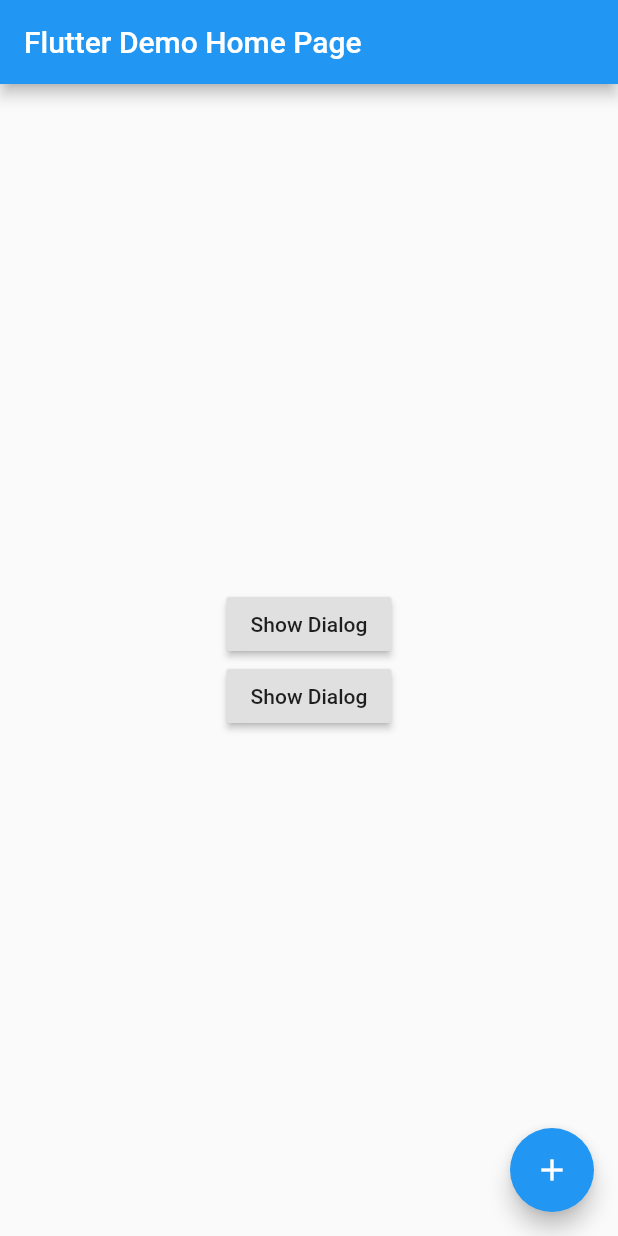
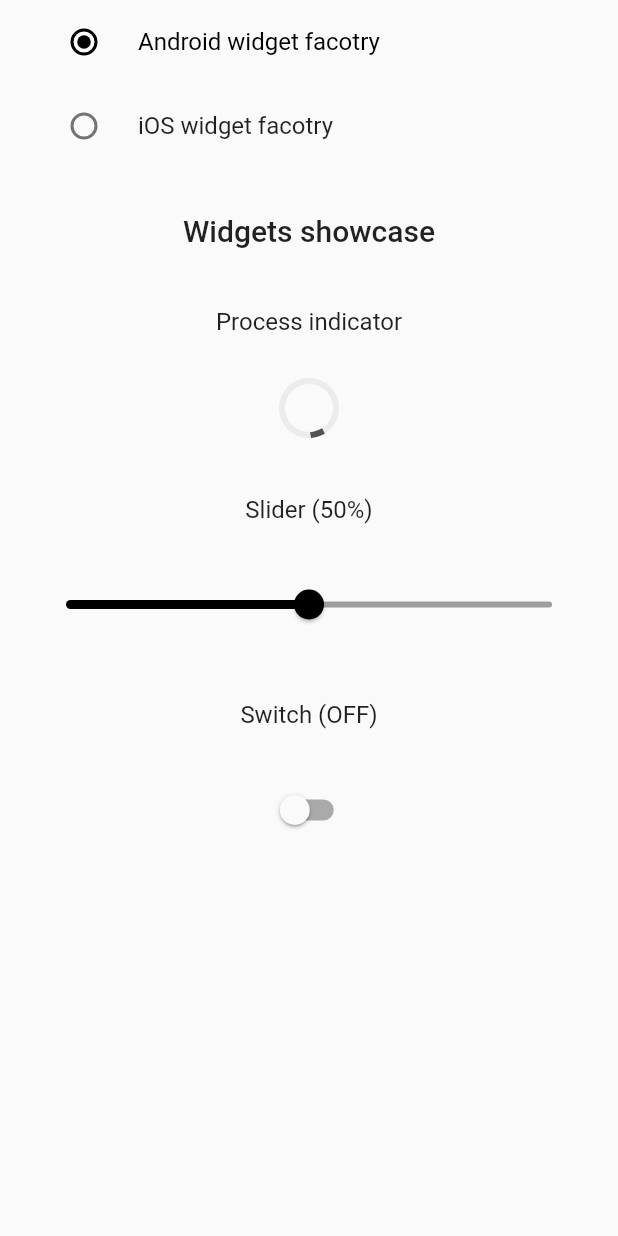
Before and after one commit to JyunTimLu/factory-method, a Flutter app: the screen it shows after launch, on a phone screen of 412 x 824 dp. Run offline on Flutter 3.47's test engine with Material 2 defaults, Android fonts, the phone set to English and light mode, and no system bars.

Commit message:
abstract factory

```diff
--- /dev/null
+++ b/lib/abstract_factory_example.dart
@@ -0,0 +1,116 @@
+import 'package:factory_pattern/cupertino_widget_factory.dart';
+import 'package:factory_pattern/factory_section.dart';
+import 'package:factory_pattern/material_widget_factory.dart';
+import 'package:factory_pattern/widget_facotry_interface.dart';
+import 'package:flutter/material.dart';
+
+class AbstractFactoryExample extends StatefulWidget {
+  @override
+  _AbstractFactoryExampleState createState() => _AbstractFactoryExampleState();
+}
+
+class _AbstractFactoryExampleState extends State<AbstractFactoryExample> {
+  final List<IWidgetFactory> widgetsFactoryList = [
+    MaterialWidgetFactory(),
+    CupertinoWidgetFactory(),
+  ];
+
+  int _selectedFactoryIndex = 0;
+
+  IActivityIndicator _activityIndicator;
+
+  ISlider _slider;
+  double _sliderValue = 50.0;
+
+  String get _sliderValueString => _sliderValue.toStringAsFixed(0);
+
+  ISwitch _switch;
+  bool _switchValue = false;
+
+  String get _switchValueString => _switchValue ? 'ON' : 'OFF';
+
+  @override
+  void initState() {
+    super.initState();
+    _createWidgets();
+  }
+
+  @override
+  Widget build(BuildContext context) {
+    var paddingL = 20.0;
+    var spaceL = 30.0;
+    var spaceXL = 40.0;
+    return Material(
+      child: SafeArea(
+        child: Scaffold(
+          body: ScrollConfiguration(
+            behavior: ScrollBehavior(),
+            child: SingleChildScrollView(
+              padding: EdgeInsets.symmetric(horizontal: paddingL),
+              child: Column(
+                children: <Widget>[
+                  FactorySelection(
+                    widgetsFactoryList: widgetsFactoryList,
+                    selectedIndex: _selectedFactoryIndex,
+                    onChanged: _setSelectedFactoryIndex,
+                  ),
+                  SizedBox(height: spaceL),
+                  Text(
+                    'Widgets showcase',
+                    style: Theme.of(context).textTheme.title,
+                  ),
+                  SizedBox(height: spaceXL),
+                  Text(
+                    'Process indicator',
+                    style: Theme.of(context).textTheme.subhead,
+                  ),
+                  SizedBox(height: spaceL),
+                  _activityIndicator.render(),
+                  SizedBox(height: spaceXL),
+                  Text(
+                    'Slider ($_sliderValueString%)',
+                    style: Theme.of(context).textTheme.subhead,
+                  ),
+                  SizedBox(height: spaceL),
+                  _slider.render(_sliderValue, _setSliderValue),
+                  SizedBox(height: spaceXL),
+                  Text(
+                    'Switch ($_switchValueString)',
+                    style: Theme.of(context).textTheme.subhead,
+                  ),
+                  SizedBox(height: spaceL),
+                  _switch.render(_switchValue, _setSwitchValue),
+                ],
+              ),
+            ),
+          ),
+        ),
+      ),
+    );
+  }
+
+  void _createWidgets() {
+    _activityIndicator = widgetsFactoryList[_selectedFactoryIndex].createActivityIndicator();
+    _slider = widgetsFactoryList[_selectedFactoryIndex].createSlider();
+    _switch = widgetsFactoryList[_selectedFactoryIndex].createSwitch();
+  }
+
+  void _setSelectedFactoryIndex(int index) {
+    setState(() {
+      _selectedFactoryIndex = index;
+      _createWidgets();
+    });
+  }
+
+  void _setSliderValue(double value) {
+    setState(() {
+      _sliderValue = value;
+    });
+  }
+
+  void _setSwitchValue(bool value) {
+    setState(() {
+      _switchValue = value;
+    });
+  }
+}
--- /dev/null
+++ b/lib/cupertino_widget_factory.dart
@@ -0,0 +1,23 @@
+import 'package:factory_pattern/widget_facotry_interface.dart';
+
+class CupertinoWidgetFactory implements IWidgetFactory {
+  @override
+  IActivityIndicator createActivityIndicator() {
+    return IosActivityIndicator();
+  }
+
+  @override
+  ISlider createSlider() {
+    return IosSlider();
+  }
+
+  @override
+  ISwitch createSwitch() {
+    return IosSwitch();
+  }
+
+  @override
+  String getTitle() {
+    return "iOS widget facotry";
+  }
+}
--- /dev/null
+++ b/lib/factory_section.dart
@@ -0,0 +1,35 @@
+import 'package:factory_pattern/widget_facotry_interface.dart';
+import 'package:flutter/material.dart';
+import 'package:flutter/widgets.dart';
+
+class FactorySelection extends StatelessWidget {
+  final List<IWidgetFactory> widgetsFactoryList;
+  final int selectedIndex;
+  final ValueSetter<int> onChanged;
+
+  const FactorySelection({
+    @required this.widgetsFactoryList,
+    @required this.selectedIndex,
+    @required this.onChanged,
+  })  : assert(widgetsFactoryList != null),
+        assert(selectedIndex != null),
+        assert(onChanged != null);
+
+  @override
+  Widget build(BuildContext context) {
+    return Column(
+      children: <Widget>[
+        for (var i = 0; i < widgetsFactoryList.length; i++)
+          RadioListTile(
+            title: Text(widgetsFactoryList[i].getTitle()),
+            value: i,
+            groupValue: selectedIndex,
+            selected: i == selectedIndex,
+            activeColor: Colors.black,
+            controlAffinity: ListTileControlAffinity.platform,
+            onChanged: onChanged,
+          ),
+      ],
+    );
+  }
+}
--- a/lib/main.dart
+++ b/lib/main.dart
@@ -1,3 +1,4 @@
+import 'package:factory_pattern/abstract_factory_example.dart';
 import 'package:factory_pattern/android_dialog.dart';
 import 'package:factory_pattern/custom_dialog.dart';
 import 'package:factory_pattern/ios_dialog.dart';
@@ -17,7 +18,7 @@ class MyApp extends StatelessWidget {
         primarySwatch: Colors.blue,
         visualDensity: VisualDensity.adaptivePlatformDensity,
       ),
-      home: MyHomePage(title: 'Flutter Demo Home Page'),
+      home: AbstractFactoryExample(),
     );
   }
 }
--- /dev/null
+++ b/lib/material_widget_factory.dart
@@ -0,0 +1,23 @@
+import 'package:factory_pattern/widget_facotry_interface.dart';
+
+class MaterialWidgetFactory implements IWidgetFactory {
+  @override
+  IActivityIndicator createActivityIndicator() {
+    return AndroidActivityIndicator();
+  }
+
+  @override
+  ISlider createSlider() {
+    return AndroidSlider();
+  }
+
+  @override
+  ISwitch createSwitch() {
+    return AndroidSwitch();
+  }
+
+  @override
+  String getTitle() {
+    return "Android widget facotry";
+  }
+}
--- /dev/null
+++ b/lib/widget_facotry_interface.dart
@@ -0,0 +1,88 @@
+import 'package:flutter/cupertino.dart';
+import 'package:flutter/material.dart';
+import 'package:flutter/widgets.dart';
+
+abstract class IWidgetFactory {
+  String getTitle();
+  IActivityIndicator createActivityIndicator();
+  ISlider createSlider();
+  ISwitch createSwitch();
+}
+
+abstract class ISwitch {
+  Widget render(bool value, ValueSetter<bool> onChanged);
+}
+
+abstract class ISlider {
+  Widget render(double value, ValueSetter<double> onChanged);
+}
+
+abstract class IActivityIndicator {
+  Widget render();
+}
+
+class AndroidActivityIndicator implements IActivityIndicator {
+  @override
+  Widget render() {
+    return CircularProgressIndicator(
+      backgroundColor: Color(0xFFECECEC),
+      valueColor: AlwaysStoppedAnimation<Color>(
+        Colors.black.withOpacity(0.65),
+      ),
+    );
+  }
+}
+
+class IosActivityIndicator implements IActivityIndicator {
+  @override
+  Widget render() {
+    return CupertinoActivityIndicator();
+  }
+}
+
+class AndroidSlider implements ISlider {
+  @override
+  Widget render(double value, onChanged) {
+    return Slider(
+      activeColor: Colors.black,
+      inactiveColor: Colors.grey,
+      min: 0.0,
+      max: 100.0,
+      value: value,
+      onChanged: onChanged,
+    );
+  }
+}
+
+class IosSlider implements ISlider {
+  @override
+  Widget render(double value, onChanged) {
+    return CupertinoSlider(
+      min: 0.0,
+      max: 100.0,
+      value: value,
+      onChanged: onChanged,
+    );
+  }
+}
+
+class AndroidSwitch implements ISwitch {
+  @override
+  Widget render(bool value, onChanged) {
+    return Switch(
+      activeColor: Colors.black,
+      value: value,
+      onChanged: onChanged,
+    );
+  }
+}
+
+class IosSwitch implements ISwitch {
+  @override
+  Widget render(bool value, onChanged) {
+    return CupertinoSwitch(
+      value: value,
+      onChanged: onChanged,
+    );
+  }
+}
```
Also changed, not shown: 1 other file.
